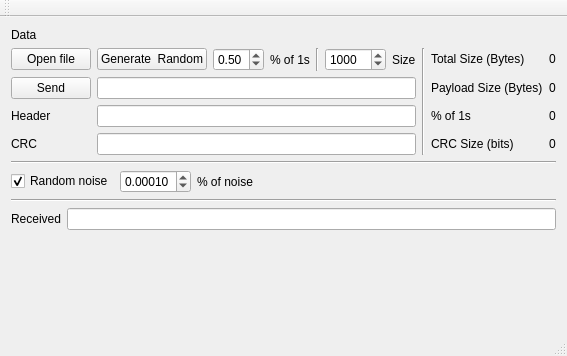
Above: simulator/mainwindow.ui from Teidesat/error-correction-DEPRECATED- before the change. Below: the same form after it.
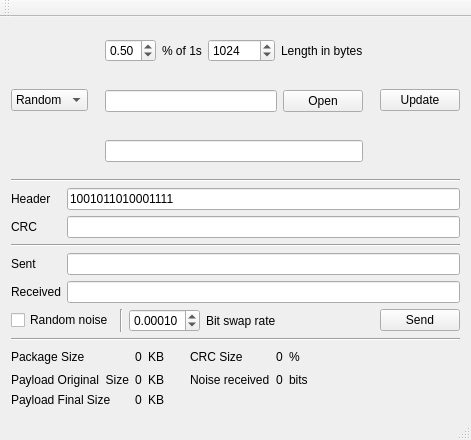
That is the form after the change.

Patch:
```diff
--- a/simulator/mainwindow.ui
+++ b/simulator/mainwindow.ui
@@ -6,104 +6,49 @@
    <rect>
     <x>0</x>
     <y>0</y>
-    <width>545</width>
-    <height>356</height>
+    <width>448</width>
+    <height>406</height>
    </rect>
   </property>
+  <property name="sizePolicy">
+   <sizepolicy hsizetype="Preferred" vsizetype="Minimum">
+    <horstretch>0</horstretch>
+    <verstretch>0</verstretch>
+   </sizepolicy>
+  </property>
   <property name="windowTitle">
    <string>MainWindow</string>
   </property>
   <widget class="QWidget" name="centralWidget">
-   <layout class="QGridLayout" name="gridLayout">
-    <item row="7" column="0">
-     <layout class="QHBoxLayout" name="horizontalLayout_3">
-      <item>
-       <widget class="QCheckBox" name="rnoiseCheckbox">
-        <property name="text">
-         <string>Random noise</string>
-        </property>
-        <property name="checked">
-         <bool>true</bool>
-        </property>
-       </widget>
-      </item>
-      <item>
-       <widget class="QDoubleSpinBox" name="rnoisePercent">
-        <property name="sizePolicy">
-         <sizepolicy hsizetype="Fixed" vsizetype="Fixed">
-          <horstretch>50</horstretch>
-          <verstretch>0</verstretch>
-         </sizepolicy>
-        </property>
-        <property name="decimals">
-         <number>5</number>
-        </property>
-        <property name="maximum">
-         <double>1.000000000000000</double>
-        </property>
-        <property name="value">
-         <double>0.000100000000000</double>
-        </property>
-       </widget>
-      </item>
-      <item>
-       <widget class="QLabel" name="label_3">
-        <property name="text">
-         <string>% of noise</string>
-        </property>
-       </widget>
-      </item>
-      <item>
-       <spacer name="horizontalSpacer_4">
-        <property name="orientation">
-         <enum>Qt::Horizontal</enum>
-        </property>
-        <property name="sizeHint" stdset="0">
-         <size>
-          <width>40</width>
-          <height>20</height>
-         </size>
-        </property>
-       </spacer>
-      </item>
-     </layout>
-    </item>
-    <item row="5" column="0">
-     <widget class="Line" name="line">
-      <property name="orientation">
-       <enum>Qt::Horizontal</enum>
-      </property>
-     </widget>
-    </item>
-    <item row="8" column="0">
-     <widget class="Line" name="line_3">
-      <property name="orientation">
-       <enum>Qt::Horizontal</enum>
-      </property>
-     </widget>
-    </item>
-    <item row="2" column="0">
-     <layout class="QHBoxLayout" name="horizontalLayout_2">
-      <item>
        <layout class="QVBoxLayout" name="verticalLayout">
         <item>
          <layout class="QHBoxLayout" name="horizontalLayout">
           <item>
-           <widget class="QPushButton" name="openButton">
+       <widget class="QComboBox" name="inputGeneratorCBox">
+        <item>
             <property name="text">
-             <string>Open file</string>
-            </property>
-           </widget>
+          <string>Random</string>
+         </property>
           </item>
           <item>
-           <widget class="QPushButton" name="randomButton">
             <property name="text">
-             <string>Generate  Random</string>
-            </property>
+          <string>File</string>
+         </property>
+        </item>
+        <item>
+         <property name="text">
+          <string>Custom</string>
+         </property>
+        </item>
            </widget>
           </item>
           <item>
-           <widget class="QDoubleSpinBox" name="randomOnesPercent">
+       <layout class="QVBoxLayout" name="verticalLayout_2">
+        <item>
+         <widget class="QWidget" name="randomInput" native="true">
+          <layout class="QHBoxLayout" name="rlayout">
+           <item>
+            <widget class="QDoubleSpinBox" name="rdataOnes">
             <property name="maximum">
              <double>1.000000000000000</double>
             </property>
@@ -120,26 +65,22 @@
            </widget>
           </item>
           <item>
-           <widget class="Line" name="line_2">
-            <property name="orientation">
-             <enum>Qt::Vertical</enum>
-            </property>
-           </widget>
-          </item>
-          <item>
-           <widget class="QSpinBox" name="randomSize">
+            <widget class="QSpinBox" name="rdataLength">
             <property name="maximum">
-             <number>99999</number>
+              <number>99999999</number>
+             </property>
+             <property name="singleStep">
+              <number>1024</number>
             </property>
             <property name="value">
-             <number>1000</number>
+              <number>1024</number>
             </property>
            </widget>
           </item>
           <item>
-           <widget class="QLabel" name="label_8">
+            <widget class="QLabel" name="label_2">
             <property name="text">
-             <string>Size</string>
+              <string>Length in bytes</string>
             </property>
            </widget>
           </item>
@@ -157,133 +98,166 @@
            </spacer>
           </item>
          </layout>
+         </widget>
         </item>
         <item>
-         <layout class="QGridLayout" name="gridLayout_3">
-          <item row="1" column="1">
-           <widget class="QLineEdit" name="headerEdit"/>
-          </item>
-          <item row="0" column="1">
-           <widget class="QLineEdit" name="dataEdit"/>
-          </item>
-          <item row="2" column="1">
-           <widget class="QLineEdit" name="CRCEdit">
-            <property name="enabled">
-             <bool>true</bool>
-            </property>
-            <property name="readOnly">
-             <bool>true</bool>
-            </property>
-           </widget>
-          </item>
-          <item row="1" column="0">
-           <widget class="QLabel" name="label_6">
-            <property name="text">
-             <string>Header</string>
-            </property>
-           </widget>
-          </item>
-          <item row="2" column="0">
-           <widget class="QLabel" name="label_7">
-            <property name="text">
-             <string>CRC</string>
-            </property>
-           </widget>
-          </item>
-          <item row="0" column="0">
-           <widget class="QPushButton" name="sendButton">
+         <widget class="QWidget" name="fileInput" native="true">
+          <layout class="QHBoxLayout" name="fileLayout">
+           <item>
+            <widget class="QLineEdit" name="dataFilePath"/>
+           </item>
+           <item>
+            <widget class="QPushButton" name="dataFileOpenBtn">
+             <property name="text">
+              <string>Open</string>
+             </property>
+            </widget>
+           </item>
+          </layout>
+         </widget>
+        </item>
+        <item>
+         <widget class="QWidget" name="customInput" native="true">
+          <layout class="QHBoxLayout" name="customLayout">
+           <item>
+            <widget class="QLineEdit" name="customData"/>
+           </item>
+          </layout>
+         </widget>
+        </item>
+       </layout>
+      </item>
+      <item>
+       <widget class="QPushButton" name="updateBtn">
             <property name="text">
-             <string>Send</string>
+         <string>Update</string>
             </property>
            </widget>
           </item>
          </layout>
         </item>
-       </layout>
-      </item>
       <item>
-       <widget class="Line" name="line_4">
+     <widget class="Line" name="line_2">
         <property name="orientation">
-         <enum>Qt::Vertical</enum>
+       <enum>Qt::Horizontal</enum>
         </property>
        </widget>
       </item>
       <item>
        <layout class="QGridLayout" name="gridLayout_2">
-        <item row="1" column="0">
+      <item row="0" column="0">
          <widget class="QLabel" name="label_5">
-          <property name="text">
-           <string>Payload Size (Bytes)</string>
-          </property>
-         </widget>
-        </item>
-        <item row="2" column="0">
-         <widget class="QLabel" name="label_4">
+        <property name="sizePolicy">
+         <sizepolicy hsizetype="Fixed" vsizetype="Preferred">
+          <horstretch>0</horstretch>
+          <verstretch>0</verstretch>
+         </sizepolicy>
+        </property>
+        <property name="minimumSize">
+         <size>
+          <width>50</width>
+          <height>0</height>
+         </size>
+        </property>
           <property name="text">
-           <string>% of 1s</string>
+         <string>Header</string>
           </property>
          </widget>
         </item>
         <item row="0" column="1">
-         <widget class="QLabel" name="totalSizeLabel">
+       <widget class="QLineEdit" name="headerData">
           <property name="text">
-           <string>0</string>
+         <string>1001011010001111</string>
           </property>
          </widget>
         </item>
-        <item row="2" column="1">
-         <widget class="QLabel" name="onesPercentLabel">
-          <property name="text">
-           <string>0</string>
-          </property>
-         </widget>
-        </item>
         <item row="1" column="1">
-         <widget class="QLabel" name="payloadSizeLabel">
+       <widget class="QLineEdit" name="CRCData">
           <property name="text">
-           <string>0</string>
-          </property>
-         </widget>
-        </item>
-        <item row="0" column="0">
-         <widget class="QLabel" name="label_9">
-          <property name="text">
-           <string>Total Size (Bytes)</string>
+         <string/>
+        </property>
+        <property name="readOnly">
+         <bool>true</bool>
           </property>
          </widget>
         </item>
-        <item row="3" column="0">
-         <widget class="QLabel" name="label_14">
-          <property name="text">
-           <string>CRC Size (bits)</string>
-          </property>
-         </widget>
-        </item>
-        <item row="3" column="1">
-         <widget class="QLabel" name="crcSizeLabel">
+      <item row="1" column="0">
+       <widget class="QLabel" name="label_6">
+        <property name="sizePolicy">
+         <sizepolicy hsizetype="Fixed" vsizetype="Preferred">
+          <horstretch>0</horstretch>
+          <verstretch>0</verstretch>
+         </sizepolicy>
+        </property>
+        <property name="minimumSize">
+         <size>
+          <width>50</width>
+          <height>0</height>
+         </size>
+        </property>
           <property name="text">
-           <string>0</string>
+         <string>CRC</string>
           </property>
          </widget>
         </item>
        </layout>
       </item>
-     </layout>
+    <item>
+     <widget class="Line" name="line">
+      <property name="orientation">
+       <enum>Qt::Horizontal</enum>
+      </property>
+     </widget>
     </item>
-    <item row="9" column="0">
-     <layout class="QGridLayout" name="gridLayout_4">
+    <item>
+     <layout class="QGridLayout" name="gridLayout">
       <item row="0" column="1">
+       <widget class="QLineEdit" name="sentData">
+        <property name="readOnly">
+         <bool>true</bool>
+        </property>
+       </widget>
+      </item>
+      <item row="1" column="1">
        <widget class="QLineEdit" name="receivedData">
-        <property name="enabled">
-         <bool>true</bool>
-        </property>
         <property name="readOnly">
          <bool>true</bool>
         </property>
        </widget>
       </item>
       <item row="0" column="0">
-       <widget class="QLabel" name="label_10">
+       <widget class="QLabel" name="label_3">
+        <property name="sizePolicy">
+         <sizepolicy hsizetype="Fixed" vsizetype="Preferred">
+          <horstretch>0</horstretch>
+          <verstretch>0</verstretch>
+         </sizepolicy>
+        </property>
+        <property name="minimumSize">
+         <size>
+          <width>50</width>
+          <height>0</height>
+         </size>
+        </property>
+        <property name="text">
+         <string>Sent</string>
+        </property>
+       </widget>
+      </item>
+      <item row="1" column="0">
+       <widget class="QLabel" name="label_4">
+        <property name="sizePolicy">
+         <sizepolicy hsizetype="Fixed" vsizetype="Preferred">
+          <horstretch>0</horstretch>
+          <verstretch>0</verstretch>
+         </sizepolicy>
+        </property>
+        <property name="minimumSize">
+         <size>
+          <width>50</width>
+          <height>0</height>
+         </size>
+        </property>
         <property name="text">
          <string>Received</string>
         </property>
@@ -291,14 +265,213 @@
       </item>
      </layout>
     </item>
+    <item>
+     <layout class="QHBoxLayout" name="horizontalLayout_2">
+      <item>
+       <widget class="QCheckBox" name="rnoiseCheckbox">
+        <property name="text">
+         <string>Random noise</string>
+        </property>
+       </widget>
+      </item>
+      <item>
+       <widget class="Line" name="line_4">
+        <property name="orientation">
+         <enum>Qt::Vertical</enum>
+        </property>
+       </widget>
+      </item>
+      <item>
+       <widget class="QDoubleSpinBox" name="rnoiseRate">
+        <property name="decimals">
+         <number>5</number>
+        </property>
+        <property name="maximum">
+         <double>1.000000000000000</double>
+        </property>
+        <property name="singleStep">
+         <double>0.000100000000000</double>
+        </property>
+        <property name="value">
+         <double>0.000100000000000</double>
+        </property>
+       </widget>
+      </item>
+      <item>
+       <widget class="QLabel" name="label_8">
+        <property name="text">
+         <string>Bit swap rate</string>
+        </property>
+       </widget>
+      </item>
+      <item>
+       <spacer name="horizontalSpacer_3">
+        <property name="orientation">
+         <enum>Qt::Horizontal</enum>
+        </property>
+        <property name="sizeHint" stdset="0">
+         <size>
+          <width>40</width>
+          <height>20</height>
+         </size>
+        </property>
+       </spacer>
+      </item>
+      <item>
+       <widget class="QPushButton" name="sendBtn">
+        <property name="text">
+         <string>Send</string>
+        </property>
+       </widget>
+      </item>
+     </layout>
+    </item>
+    <item>
+     <widget class="Line" name="line_3">
+      <property name="orientation">
+       <enum>Qt::Horizontal</enum>
+      </property>
+     </widget>
+    </item>
+    <item>
+     <layout class="QGridLayout" name="gridLayout_3">
+      <item row="1" column="1">
+       <widget class="QLabel" name="payloadSizeOriginalLabel">
+        <property name="text">
+         <string>0</string>
+        </property>
+       </widget>
+      </item>
+      <item row="0" column="0">
+       <widget class="QLabel" name="label_7">
+        <property name="text">
+         <string>Package Size</string>
+        </property>
+       </widget>
+      </item>
     <item row="1" column="0">
-     <widget class="QLabel" name="label_2">
+       <widget class="QLabel" name="label_10">
       <property name="text">
-       <string>Data</string>
+         <string>Payload Original  Size</string>
       </property>
      </widget>
     </item>
-    <item row="10" column="0">
+      <item row="0" column="1">
+       <widget class="QLabel" name="psizeLabel">
+        <property name="text">
+         <string>0</string>
+        </property>
+       </widget>
+      </item>
+      <item row="0" column="2">
+       <widget class="QLabel" name="label_18">
+        <property name="text">
+         <string>KB</string>
+        </property>
+       </widget>
+      </item>
+      <item row="2" column="1">
+       <widget class="QLabel" name="payloadSizeFinalLabel">
+        <property name="text">
+         <string>0</string>
+        </property>
+       </widget>
+      </item>
+      <item row="0" column="4">
+       <widget class="QLabel" name="label_13">
+        <property name="text">
+         <string>CRC Size</string>
+        </property>
+       </widget>
+      </item>
+      <item row="1" column="2">
+       <widget class="QLabel" name="label_19">
+        <property name="text">
+         <string>KB</string>
+        </property>
+       </widget>
+      </item>
+      <item row="2" column="2">
+       <widget class="QLabel" name="label_20">
+        <property name="text">
+         <string>KB</string>
+        </property>
+       </widget>
+      </item>
+      <item row="2" column="0">
+       <widget class="QLabel" name="label_12">
+        <property name="text">
+         <string>Payload Final Size</string>
+        </property>
+       </widget>
+      </item>
+      <item row="0" column="6">
+       <widget class="QLabel" name="label_22">
+        <property name="text">
+         <string>%</string>
+        </property>
+       </widget>
+      </item>
+      <item row="1" column="5">
+       <widget class="QLabel" name="crcSizeLabel">
+        <property name="text">
+         <string>0</string>
+        </property>
+       </widget>
+      </item>
+      <item row="0" column="5">
+       <widget class="QLabel" name="finalNoiseLabel">
+        <property name="text">
+         <string>0</string>
+        </property>
+       </widget>
+      </item>
+      <item row="0" column="3">
+       <spacer name="horizontalSpacer_4">
+        <property name="orientation">
+         <enum>Qt::Horizontal</enum>
+        </property>
+        <property name="sizeType">
+         <enum>QSizePolicy::Fixed</enum>
+        </property>
+        <property name="sizeHint" stdset="0">
+         <size>
+          <width>20</width>
+          <height>20</height>
+         </size>
+        </property>
+       </spacer>
+      </item>
+      <item row="1" column="4">
+       <widget class="QLabel" name="label_14">
+        <property name="text">
+         <string>Noise received</string>
+        </property>
+       </widget>
+      </item>
+      <item row="1" column="6">
+       <widget class="QLabel" name="label_21">
+        <property name="text">
+         <string>bits</string>
+        </property>
+       </widget>
+      </item>
+      <item row="0" column="7">
+       <spacer name="horizontalSpacer_2">
+        <property name="orientation">
+         <enum>Qt::Horizontal</enum>
+        </property>
+        <property name="sizeHint" stdset="0">
+         <size>
+          <width>40</width>
+          <height>20</height>
+         </size>
+        </property>
+       </spacer>
+      </item>
+     </layout>
+    </item>
+    <item>
      <spacer name="verticalSpacer">
       <property name="orientation">
        <enum>Qt::Vertical</enum>
```
Left out of the diff: 5 changed lines with no effect on the pictures. Lines whose indentation alone changed are shown as unchanged.
